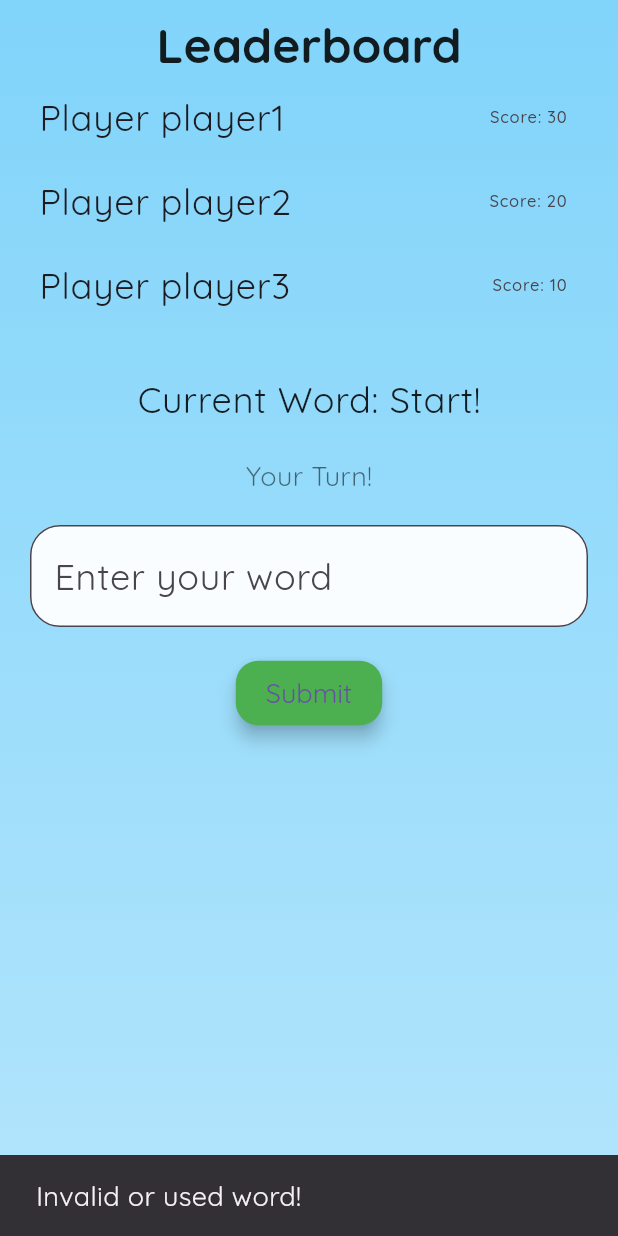
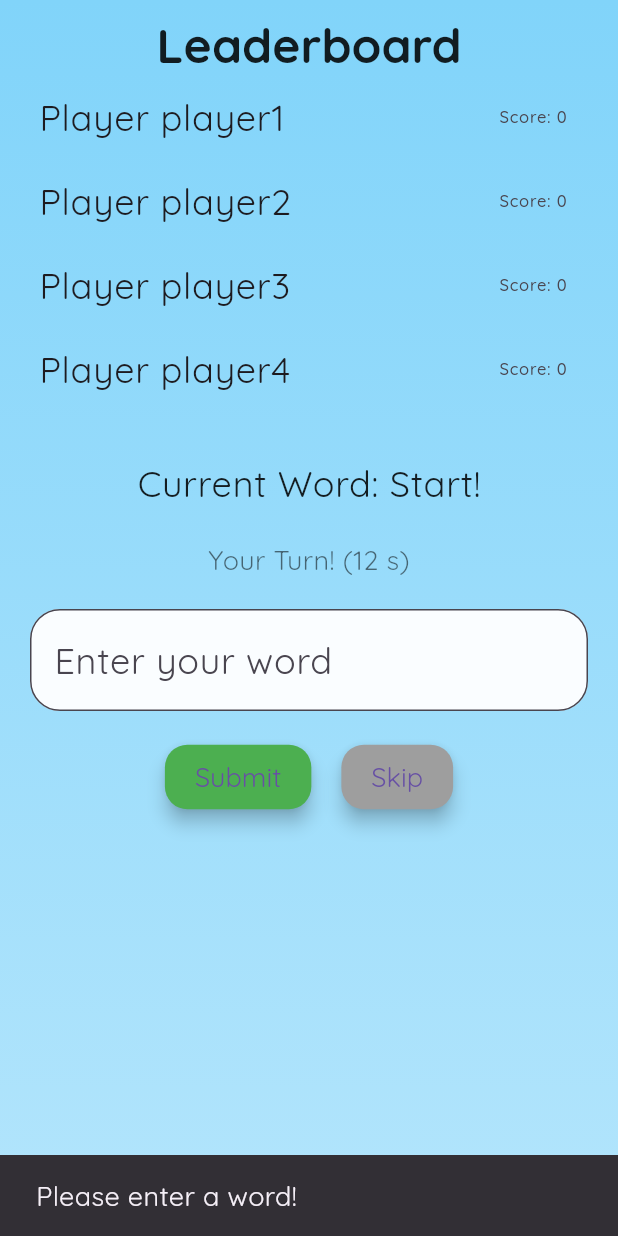
Before and after one commit to minhoangtapcode/wordwiz2, a Flutter app: the MultiplayerScreen screen opened directly, after a tap on "Submit", on a phone screen of 412 x 824 dp. Run offline on Flutter 3.47's test engine with Material 3 defaults, Android fonts, the light colour scheme and no system bars; our stand-ins replace confetti, flutter_tts, google_fonts, shared_preferences; accounts and stored records are empty; network calls fail.

Commit message:
update nma bị overflow

```diff
--- a/lib/providers/game_provider.dart
+++ b/lib/providers/game_provider.dart
@@ -14,6 +14,7 @@ class GameProvider with ChangeNotifier {
     5: ["mountain", "elephant", "desert", "computer", "bicycle", "kitchen", "painting", "umbrella", "hospital", "guitar"],
   };
 
+  // Solo mode state
   String _clue = "";
   String _answer = "";
   String _feedback = "";
@@ -29,7 +30,20 @@ class GameProvider with ChangeNotifier {
   List<String?> _revealedLetters = [];
   bool _isStageUnlocked = true;
 
-  // Getters
+  // Multiplayer mode state
+  List<Map<String, dynamic>> _players = [
+    {'uid': 'player1', 'score': 0},
+    {'uid': 'player2', 'score': 0},
+    {'uid': 'player3', 'score': 0},
+    {'uid': 'player4', 'score': 0},
+  ];
+  String _currentWord = '';
+  List<String> _usedWords = [];
+  String _currentTurn = 'player1';
+  bool _isGameOver = false;
+  String _multiplayerFeedback = '';
+
+  // Getters for solo mode
   String get clue => _clue;
   String get answer => _answer;
   String get feedback => _feedback;
@@ -45,8 +59,15 @@ class GameProvider with ChangeNotifier {
   List<String?> get revealedLetters => _revealedLetters;
   bool get isStageUnlocked => _isStageUnlocked;
 
+  // Getters for multiplayer mode
+  List<Map<String, dynamic>> get players => _players;
+  String get currentWord => _currentWord;
+  List<String> get usedWords => _usedWords;
+  String get currentTurn => _currentTurn;
+  bool get isGameOver => _isGameOver;
+  String get multiplayerFeedback => _multiplayerFeedback;
+
   GameProvider() {
-    // Load tiến độ từ SharedPreferences
     _loadProgress();
   }
 
@@ -69,6 +90,7 @@ class GameProvider with ChangeNotifier {
     await prefs.setBool('isStageUnlocked', _isStageUnlocked);
   }
 
+  // Solo mode methods
   Future<void> startNewGame(int level, int stage) async {
     try {
       final words = wordLists[level] ?? wordLists[1]!;
@@ -144,4 +166,48 @@ class GameProvider with ChangeNotifier {
     _saveProgress();
     notifyListeners();
   }
+
+  // Multiplayer mode methods
+  Future<void> submitMultiplayerWord(String word) async {
+    try {
+      final validationResult = await apiService.validateWord(word, _currentWord.isEmpty ? word : _currentWord, _usedWords);
+      bool isValid = validationResult['is_valid'] == true || validationResult['is_valid'] == "true";
+      String message = validationResult['message']?.toString() ?? 'Invalid word!';
+
+      if (isValid) {
+        _currentWord = word;
+        _usedWords.add(word);
+        final playerIndex = _players.indexWhere((p) => p['uid'] == _currentTurn);
+        _players[playerIndex]['score'] += 10;
+        _currentTurn = _players[(playerIndex + 1) % _players.length]['uid'];
+        _multiplayerFeedback = '';
+      } else {
+        _multiplayerFeedback = message;
+      }
+    } catch (e) {
+      _multiplayerFeedback = 'Error validating word: $e';
+    }
+    notifyListeners();
+  }
+
+  void skipTurn() {
+    _isGameOver = true;
+    _multiplayerFeedback = 'Game over! $_currentTurn skipped their turn.';
+    notifyListeners();
+  }
+
+  void resetMultiplayerGame() {
+    _players = [
+      {'uid': 'player1', 'score': 0},
+      {'uid': 'player2', 'score': 0},
+      {'uid': 'player3', 'score': 0},
+      {'uid': 'player4', 'score': 0},
+    ];
+    _currentWord = '';
+    _usedWords = [];
+    _currentTurn = 'player1';
+    _isGameOver = false;
+    _multiplayerFeedback = '';
+    notifyListeners();
+  }
 }
--- a/lib/screens/multiplayer_screen.dart
+++ b/lib/screens/multiplayer_screen.dart
@@ -1,4 +1,7 @@
+import 'dart:async';
 import 'package:flutter/material.dart';
+import 'package:provider/provider.dart';
+import '../providers/game_provider.dart';
 
 class MultiplayerScreen extends StatefulWidget {
   @override
@@ -7,34 +10,109 @@ class MultiplayerScreen extends StatefulWidget {
 
 class _MultiplayerScreenState extends State<MultiplayerScreen> {
   final TextEditingController _wordController = TextEditingController();
-  String _currentWord = '';
-  List<String> _usedWords = [];
-  String _currentTurn = 'player1';
-  List<Map<String, dynamic>> _players = [
-    {'uid': 'player1', 'score': 30},
-    {'uid': 'player2', 'score': 20},
-    {'uid': 'player3', 'score': 10},
-  ];
+  Timer? _timer;
+  int _seconds = 15;
 
-  void _submitWord() {
-    String word = _wordController.text.trim().toLowerCase();
-    if (word.isNotEmpty && !_usedWords.contains(word)) {
+  @override
+  void initState() {
+    super.initState();
+    startTimer();
+  }
+
+  @override
+  void dispose() {
+    _timer?.cancel();
+    _wordController.dispose();
+    super.dispose();
+  }
+
+  void startTimer({bool reset = true}) {
+    _timer?.cancel();
+    if (reset) {
       setState(() {
-        _currentWord = word;
-        _usedWords.add(word);
-        _players[0]['score'] += 10; // Mock score update for player1
-        _currentTurn = _players[(_players.indexWhere((p) => p['uid'] == _currentTurn) + 1) % _players.length]['uid'];
+        _seconds = 15;
       });
-      _wordController.clear();
+    }
+
+    _timer = Timer.periodic(Duration(seconds: 1), (_) {
+      if (_seconds > 0) {
+        setState(() => _seconds--);
       } else {
-      ScaffoldMessenger.of(context).showSnackBar(
-        SnackBar(content: Text("Invalid or used word!")),
-      );
+        Provider.of<GameProvider>(context, listen: false).skipTurn();
+        _timer?.cancel();
       }
+    });
+  }
+
+  void resetTimer() {
+    startTimer();
   }
 
   @override
   Widget build(BuildContext context) {
+    return Consumer<GameProvider>(
+      builder: (context, gameProvider, child) {
+        if (gameProvider.isGameOver) {
+          return Scaffold(
+            body: Container(
+              decoration: BoxDecoration(
+                gradient: LinearGradient(
+                  colors: [Colors.lightBlue[200]!, Colors.lightBlue[100]!],
+                  begin: Alignment.topCenter,
+                  end: Alignment.bottomCenter,
+                ),
+              ),
+              child: Center(
+                child: Column(
+                  mainAxisAlignment: MainAxisAlignment.center,
+                  children: [
+                    Text(
+                      "Game Over!",
+                      style: Theme.of(context).textTheme.headlineLarge,
+                    ),
+                    SizedBox(height: 20),
+                    Text(
+                      gameProvider.multiplayerFeedback,
+                      style: TextStyle(fontSize: 18, color: Colors.red),
+                    ),
+                    SizedBox(height: 20),
+                    Text(
+                      "Leaderboard",
+                      style: Theme.of(context).textTheme.headlineLarge,
+                    ),
+                    ...gameProvider.players
+                        .asMap()
+                        .entries
+                        .map(
+                          (entry) => ListTile(
+                            title: Text("Player ${entry.value['uid']}"),
+                            trailing: Text("Score: ${entry.value['score']}"),
+                          ),
+                        )
+                        .toList(),
+                    SizedBox(height: 20),
+                    ElevatedButton(
+                      onPressed: () {
+                        gameProvider.resetMultiplayerGame();
+                        resetTimer();
+                      },
+                      child: Text("Play Again", style: TextStyle(fontSize: 18)),
+                    ),
+                    SizedBox(height: 10),
+                    ElevatedButton(
+                      onPressed: () {
+                        Navigator.pop(context);
+                      },
+                      style: ElevatedButton.styleFrom(backgroundColor: Colors.red),
+                      child: Text("Quit", style: TextStyle(fontSize: 18, color: Colors.white)),
+                    ),
+                  ],
+                ),
+              ),
+            ),
+          );
+        }
+
         return Scaffold(
           body: Container(
             decoration: BoxDecoration(
@@ -55,7 +133,7 @@ class _MultiplayerScreenState extends State<MultiplayerScreen> {
                         "Leaderboard",
                         style: Theme.of(context).textTheme.headlineLarge,
                       ),
-                  ..._players.map(
+                      ...gameProvider.players.map(
                         (player) => ListTile(
                           title: Text("Player ${player['uid']}"),
                           trailing: Text("Score: ${player['score']}"),
@@ -68,13 +146,13 @@ class _MultiplayerScreenState extends State<MultiplayerScreen> {
                 Padding(
                   padding: EdgeInsets.all(20),
                   child: Text(
-                "Current Word: ${_currentWord.isNotEmpty ? _currentWord : 'Start!'}",
+                    "Current Word: ${gameProvider.currentWord.isNotEmpty ? gameProvider.currentWord : 'Start!'}",
                     style: Theme.of(context).textTheme.bodyLarge,
                   ),
                 ),
                 // Turn indicator
                 Text(
-              _currentTurn == 'player1' ? "Your Turn!" : "Waiting for other player...",
+                  gameProvider.currentTurn == 'player1' ? "Your Turn! ($_seconds s)" : "Waiting for ${gameProvider.currentTurn}... ($_seconds s)",
                   style: TextStyle(fontSize: 18, color: Colors.black54),
                 ),
                 SizedBox(height: 20),
@@ -98,13 +176,49 @@ class _MultiplayerScreenState extends State<MultiplayerScreen> {
                   ),
                 ),
                 SizedBox(height: 20),
+                Row(
+                  mainAxisAlignment: MainAxisAlignment.center,
+                  children: [
                     ElevatedButton(
-              onPressed: _currentTurn == 'player1' ? _submitWord : null,
+                      onPressed: gameProvider.currentTurn == 'player1'
+                          ? () async {
+                              final word = _wordController.text.trim();
+                              if (word.isNotEmpty) {
+                                await gameProvider.submitMultiplayerWord(word);
+                                if (gameProvider.multiplayerFeedback.isNotEmpty) {
+                                  ScaffoldMessenger.of(context).showSnackBar(
+                                    SnackBar(content: Text(gameProvider.multiplayerFeedback)),
+                                  );
+                                }
+                                _wordController.clear();
+                                resetTimer();
+                              } else {
+                                ScaffoldMessenger.of(context).showSnackBar(
+                                  SnackBar(content: Text("Please enter a word!")),
+                                );
+                              }
+                            }
+                          : null,
                       child: Text("Submit", style: TextStyle(fontSize: 18)),
+                    ),
+                    SizedBox(width: 20),
+                    ElevatedButton(
+                      onPressed: gameProvider.currentTurn == 'player1'
+                          ? () {
+                              gameProvider.skipTurn();
+                              _wordController.clear();
+                            }
+                          : null,
+                      style: ElevatedButton.styleFrom(backgroundColor: Colors.grey),
+                      child: Text("Skip", style: TextStyle(fontSize: 18)),
+                    ),
+                  ],
                 ),
               ],
             ),
           ),
         );
+      },
+    );
   }
 }
```
Also changed, not shown: lib/services/api_service.dart (+43 -3 lines). Lines whose indentation alone changed are shown as unchanged.
